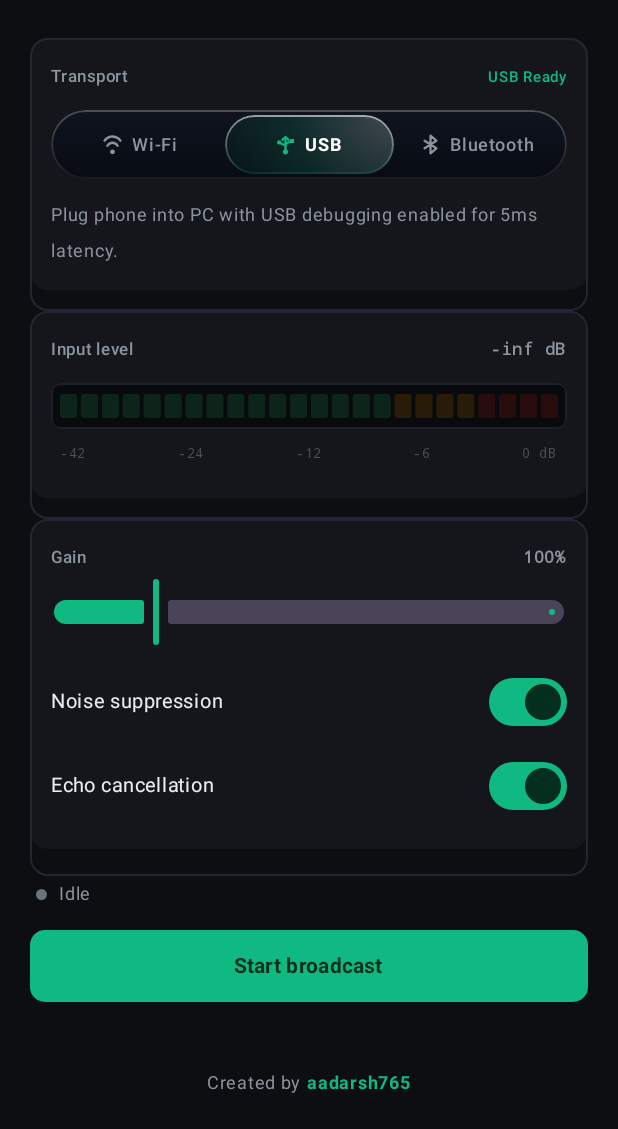
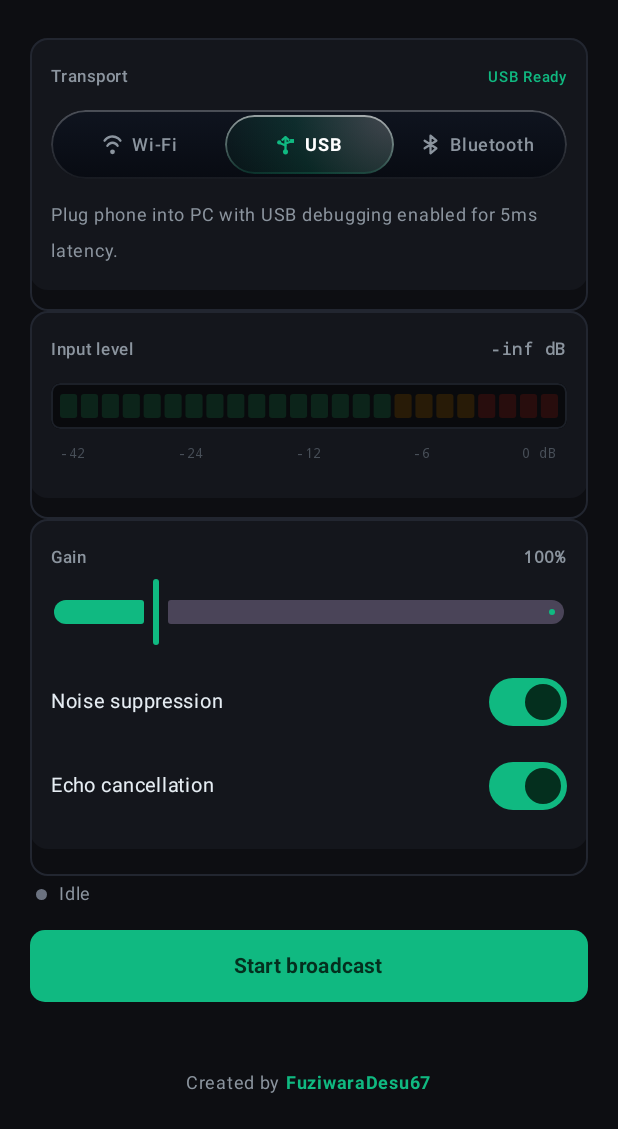
Before and after one commit to FuziwaraDesu67/EZmic, an Android app built with Jetpack Compose: the screen it shows after launch (MainActivity), on a phone screen of 412 x 824 dp, the part 107-1236 px from its top. Run offline under Robolectric (Android 15) with nearby library versions, the phone set to English and light mode, and no system bars.

Commit message:
Fix author profile URL to point to active GitHub profile (@FuziwaraDesu67)

```diff
--- a/android/app/src/main/java/com/mic/app/ui/MainScreen.kt
+++ b/android/app/src/main/java/com/mic/app/ui/MainScreen.kt
@@ -703,7 +703,7 @@ fun MainScreen(
                         .clip(RoundedCornerShape(8.dp))
                         .clickable {
                             try {
-                                val intent = Intent(Intent.ACTION_VIEW, Uri.parse("https://github.com/aadarsh765"))
+                                val intent = Intent(Intent.ACTION_VIEW, Uri.parse("https://github.com/FuziwaraDesu67"))
                                 context.startActivity(intent)
                             } catch (_: Exception) {}
                         }
@@ -715,7 +715,7 @@ fun MainScreen(
                         color = TextSecondary
                     )
                     Text(
-                        text = "aadarsh765",
+                        text = "FuziwaraDesu67",
                         fontSize = 12.sp,
                         fontWeight = FontWeight.Bold,
                         color = StudioGreen
--- a/android/app/src/main/java/com/mic/app/util/UpdateChecker.kt
+++ b/android/app/src/main/java/com/mic/app/util/UpdateChecker.kt
@@ -17,7 +17,7 @@ data class AppUpdateInfo(
 
 object UpdateChecker {
     const val CURRENT_VERSION = "v1.1"
-    private const val REPO_OWNER = "aadarsh765"
+    private const val REPO_OWNER = "FuziwaraDesu67"
     private const val REPO_NAME = "EZmic"
     private const val API_URL = "https://api.github.com/repos/$REPO_OWNER/$REPO_NAME/releases/latest"
 
```
Also changed, not shown: 5 other files.
